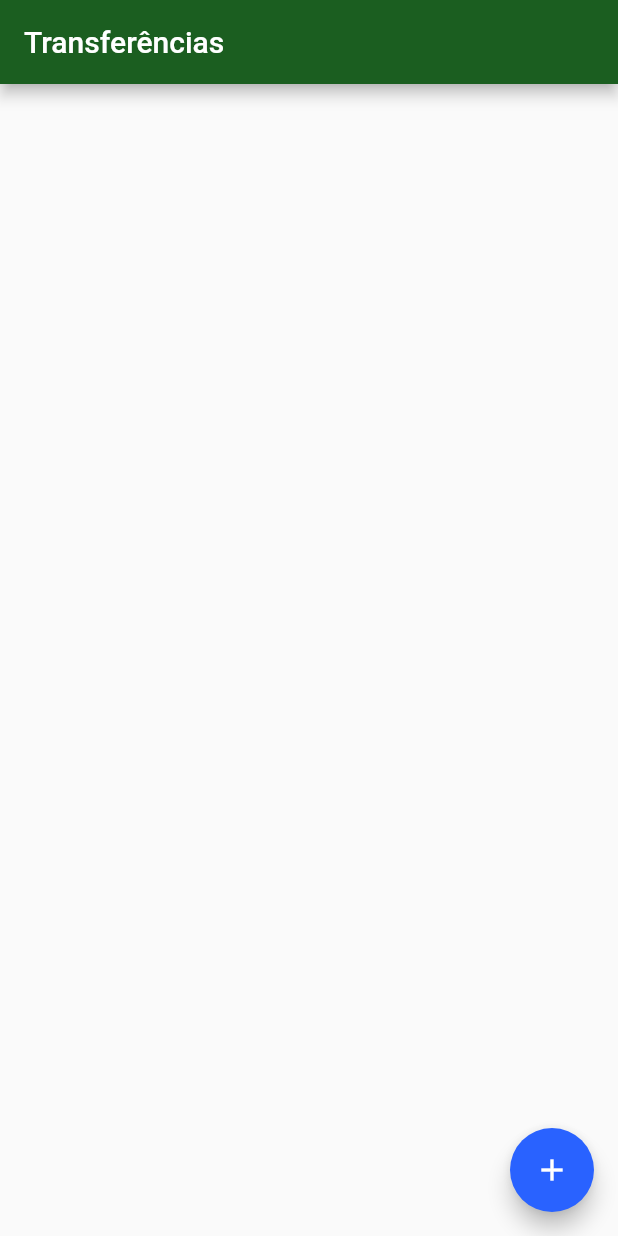
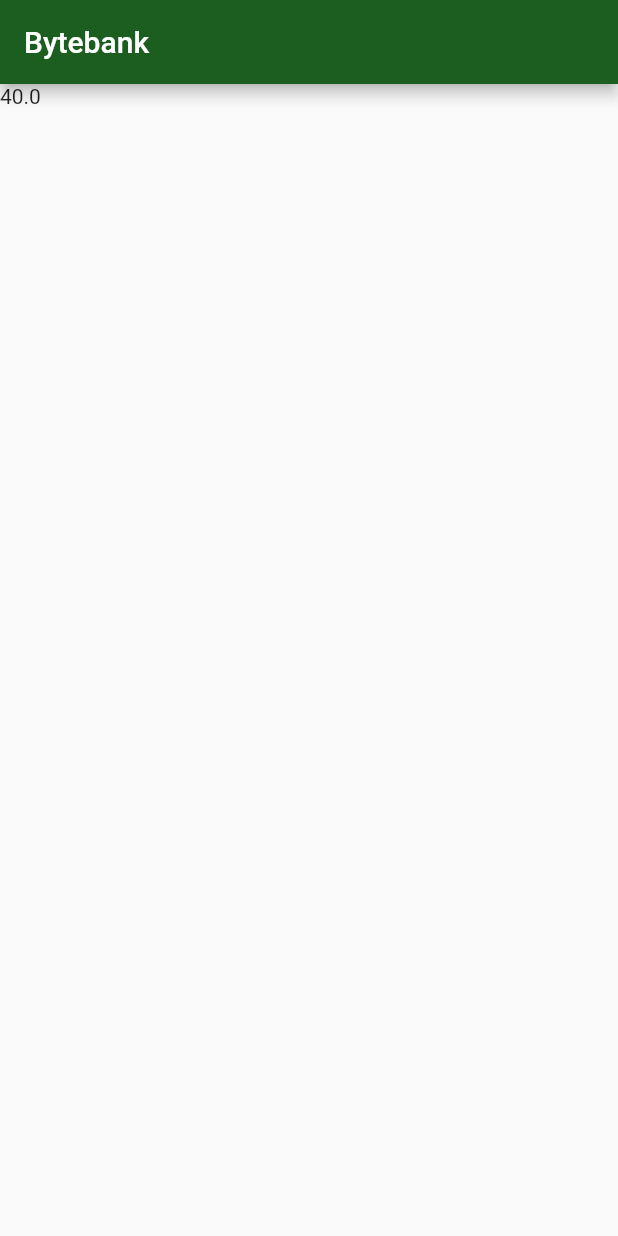
Before and after one commit to jgnogueira/app-bytebank-provider, a Flutter app: the screen it shows after launch, on a phone screen of 412 x 824 dp. Run offline on Flutter 3.47's test engine with Material 2 defaults, Android fonts, the phone set to English and light mode, and no system bars.

Commit message:
Criando Dashboard para tela inicial

```diff
--- a/lib/main.dart
+++ b/lib/main.dart
@@ -1,4 +1,4 @@
-import 'package:bytebank/screens/transferencia/lista.dart';
+import 'package:bytebank/screens/dashboard.dart';
 import 'package:flutter/material.dart';
 
 void main() => runApp(BytebankApp());
@@ -15,7 +15,7 @@ class BytebankApp extends StatelessWidget {
           textTheme: ButtonTextTheme.primary,
         ),
       ),
-      home: ListaTransferencias(),
+      home: Dashboard(),
     );
   }
 }
--- /dev/null
+++ b/lib/screens/dashboard.dart
@@ -0,0 +1,12 @@
+import 'package:flutter/material.dart';
+
+class Dashboard extends StatelessWidget {
+  Widget build(BuildContext context) {
+    return Scaffold(
+      appBar: AppBar(
+        title: const Text('Bytebank'),
+      ),
+      body: Text('40.0'),
+    );
+  }
+}
```
